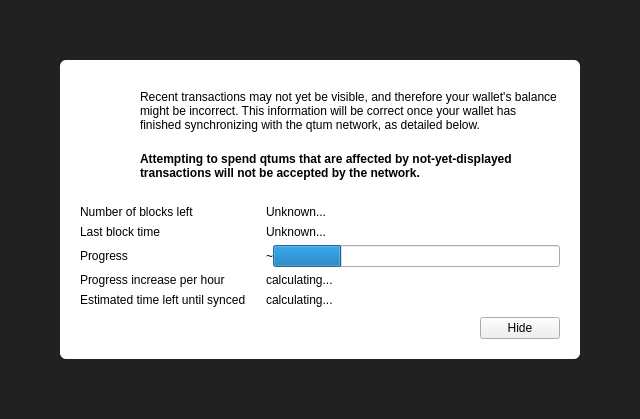
The window that src/qt/forms/modaloverlay.ui (qtumproject/qtum) describes before a commit, drawn with Qt 5.
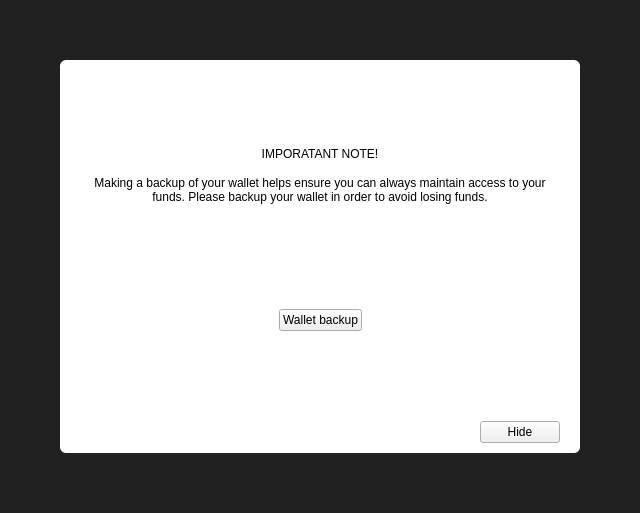
The same window after the commit. The open tabs and pages were chosen to show the change. Icons and pictures are not drawn. Custom widgets are drawn as their Qt base class.

Commit message: Add modal backup overlay screen

Diff of the .ui file:
```diff
--- a/src/qt/forms/modaloverlay.ui
+++ b/src/qt/forms/modaloverlay.ui
@@ -7,7 +7,7 @@
     <x>0</x>
     <y>0</y>
     <width>640</width>
-    <height>419</height>
+    <height>513</height>
    </rect>
   </property>
   <property name="windowTitle">
@@ -34,7 +34,7 @@
      <property name="styleSheet">
       <string notr="true">#bgWidget { background: rgba(0,0,0,220); }</string>
      </property>
-     <layout class="QVBoxLayout" name="verticalLayoutMain" stretch="1">
+     <layout class="QVBoxLayout" name="verticalLayoutMain" stretch="0">
       <property name="leftMargin">
        <number>60</number>
       </property>
@@ -52,7 +52,7 @@
         <property name="styleSheet">
          <string notr="true">#contentWidget { background: white; border-radius: 6px; }</string>
         </property>
-        <layout class="QVBoxLayout" name="verticalLayoutSub" stretch="1,0,0,0">
+        <layout class="QVBoxLayout" name="verticalLayout_3" stretch="1,0,0">
          <property name="spacing">
           <number>0</number>
          </property>
@@ -66,7 +66,29 @@
           <number>20</number>
          </property>
          <property name="bottomMargin">
-          <number>20</number>
+          <number>10</number>
+         </property>
+         <item>
+          <widget class="QStackedWidget" name="stackedWidget">
+           <property name="currentIndex">
+            <number>0</number>
+           </property>
+           <widget class="QWidget" name="page">
+            <layout class="QVBoxLayout" name="verticalLayout_2">
+             <property name="spacing">
+              <number>0</number>
+             </property>
+             <property name="leftMargin">
+              <number>0</number>
+             </property>
+             <property name="topMargin">
+              <number>0</number>
+             </property>
+             <property name="rightMargin">
+              <number>0</number>
+             </property>
+             <property name="bottomMargin">
+              <number>0</number>
          </property>
          <item>
           <layout class="QHBoxLayout" name="horizontalLayoutIconText" stretch="0,1">
@@ -174,19 +196,6 @@
            </item>
           </layout>
          </item>
-         <item>
-          <spacer name="verticalSpacerAfterText">
-           <property name="orientation">
-            <enum>Qt::Vertical</enum>
-           </property>
-           <property name="sizeHint" stdset="0">
-            <size>
-             <width>20</width>
-             <height>40</height>
-            </size>
-           </property>
-          </spacer>
-         </item>
          <item>
           <layout class="QFormLayout" name="formLayout">
            <property name="fieldGrowthPolicy">
@@ -322,6 +331,166 @@
             </widget>
            </item>
           </layout>
+             </item>
+            </layout>
+           </widget>
+           <widget class="QWidget" name="page_2">
+            <layout class="QVBoxLayout" name="verticalLayout_4">
+             <property name="spacing">
+              <number>15</number>
+             </property>
+             <property name="topMargin">
+              <number>40</number>
+             </property>
+             <property name="bottomMargin">
+              <number>40</number>
+             </property>
+             <item>
+              <layout class="QHBoxLayout" name="horizontalLayout_2">
+               <item>
+                <spacer name="horizontalSpacer_4">
+                 <property name="orientation">
+                  <enum>Qt::Horizontal</enum>
+                 </property>
+                 <property name="sizeHint" stdset="0">
+                  <size>
+                   <width>40</width>
+                   <height>20</height>
+                  </size>
+                 </property>
+                </spacer>
+               </item>
+               <item>
+                <widget class="QPushButton" name="warningIconBackup">
+                 <property name="enabled">
+                  <bool>false</bool>
+                 </property>
+                 <property name="text">
+                  <string/>
+                 </property>
+                 <property name="icon">
+                  <iconset>
+                   <normaloff>:/styles/app-icons/message_warning</normaloff>
+                   <disabledoff>:/styles/app-icons/message_warning</disabledoff>:/styles/app-icons/message_warning</iconset>
+                 </property>
+                 <property name="iconSize">
+                  <size>
+                   <width>120</width>
+                   <height>120</height>
+                  </size>
+                 </property>
+                 <property name="flat">
+                  <bool>true</bool>
+                 </property>
+                </widget>
+               </item>
+               <item>
+                <spacer name="horizontalSpacer_5">
+                 <property name="orientation">
+                  <enum>Qt::Horizontal</enum>
+                 </property>
+                 <property name="sizeHint" stdset="0">
+                  <size>
+                   <width>40</width>
+                   <height>20</height>
+                  </size>
+                 </property>
+                </spacer>
+               </item>
+              </layout>
+             </item>
+             <item>
+              <widget class="QLabel" name="labelNote">
+               <property name="text">
+                <string>IMPORATANT NOTE!</string>
+               </property>
+               <property name="alignment">
+                <set>Qt::AlignCenter</set>
+               </property>
+              </widget>
+             </item>
+             <item>
+              <widget class="QLabel" name="labelMessage">
+               <property name="text">
+                <string>Making a backup of your wallet helps ensure you can always maintain access to your funds. Please backup your wallet in order to avoid losing funds.</string>
+               </property>
+               <property name="alignment">
+                <set>Qt::AlignCenter</set>
+               </property>
+               <property name="wordWrap">
+                <bool>true</bool>
+               </property>
+              </widget>
+             </item>
+             <item>
+              <spacer name="verticalSpacer">
+               <property name="orientation">
+                <enum>Qt::Vertical</enum>
+               </property>
+               <property name="sizeType">
+                <enum>QSizePolicy::Expanding</enum>
+               </property>
+               <property name="sizeHint" stdset="0">
+                <size>
+                 <width>20</width>
+                 <height>40</height>
+                </size>
+               </property>
+              </spacer>
+             </item>
+             <item>
+              <layout class="QHBoxLayout" name="horizontalLayout">
+               <item>
+                <spacer name="horizontalSpacer_2">
+                 <property name="orientation">
+                  <enum>Qt::Horizontal</enum>
+                 </property>
+                 <property name="sizeHint" stdset="0">
+                  <size>
+                   <width>40</width>
+                   <height>20</height>
+                  </size>
+                 </property>
+                </spacer>
+               </item>
+               <item>
+                <widget class="QPushButton" name="walletBackupButton">
+                 <property name="text">
+                  <string>Wallet backup</string>
+                 </property>
+                </widget>
+               </item>
+               <item>
+                <spacer name="horizontalSpacer_3">
+                 <property name="orientation">
+                  <enum>Qt::Horizontal</enum>
+                 </property>
+                 <property name="sizeHint" stdset="0">
+                  <size>
+                   <width>40</width>
+                   <height>20</height>
+                  </size>
+                 </property>
+                </spacer>
+               </item>
+              </layout>
+             </item>
+            </layout>
+           </widget>
+          </widget>
+         </item>
+         <item>
+          <spacer name="verticalSpacerAfterText">
+           <property name="orientation">
+            <enum>Qt::Vertical</enum>
+           </property>
+           <property name="sizeHint" stdset="0">
+            <size>
+             <width>20</width>
+             <height>40</height>
+            </size>
+           </property>
+          </spacer>
          </item>
          <item>
           <layout class="QHBoxLayout" name="horizontalLayoutButtons">
```
Lines whose indentation alone changed are shown as unchanged. The commit also changes 7 other files.
